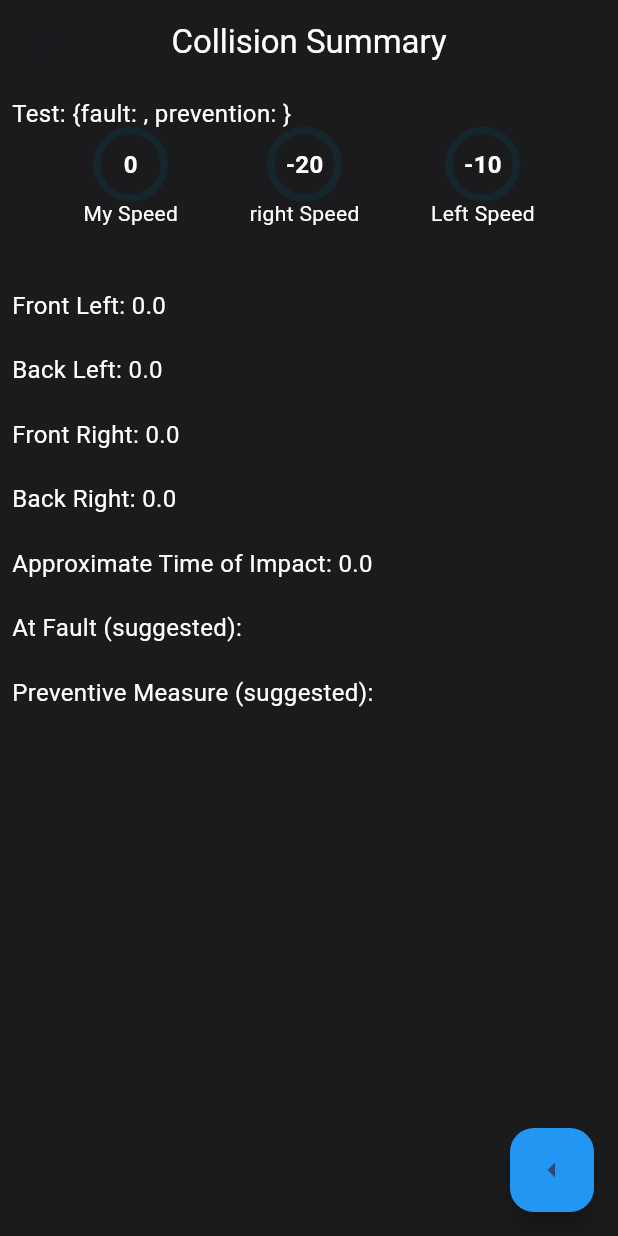
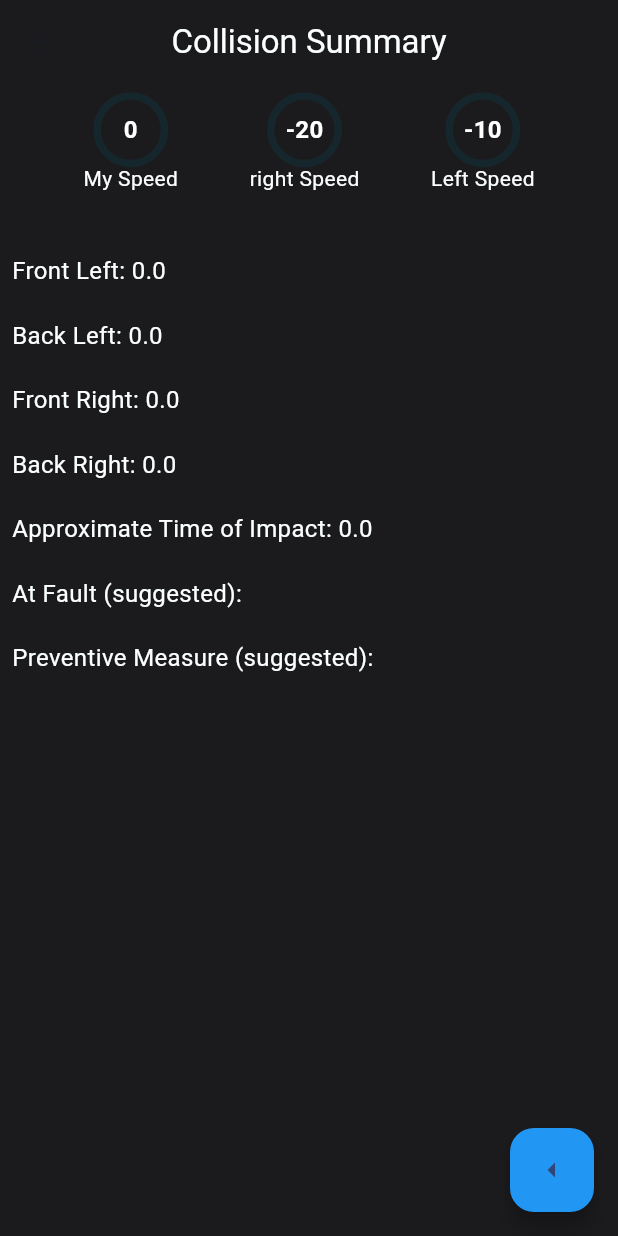
Before and after one commit to leonkoech/SafeSense, a Flutter app: the screen it shows after launch, after a tap on "Sedan", after a tap on the "arrow right" icon, on a phone screen of 412 x 824 dp. Run offline on Flutter 3.47's test engine with Material 3 defaults, Android fonts, the light colour scheme and no system bars; drawn by our look-alikes of simple_circular_progress_bar; our stand-ins replace audioplayers, flutter_blue_plus, fluttertoast, geolocator, permission_handler; missing offline and left inert: tflite_flutter; network calls fail.

Commit message:
collision updates

```diff
--- a/lib/components/CarBorder.dart
+++ b/lib/components/CarBorder.dart
@@ -46,9 +46,9 @@ class CircleBlurPainter extends CustomPainter {
 
 // TODO increase distance
   // max Distance for orange
-  double maxDistance = 1;
+  double maxDistance = 0.7;
   // min distance for red
-  double minDistance = 0.5;
+  double minDistance = 0.25;
 
   checkColor() {
     if (distance <= minDistance) {
--- a/lib/views/collision.dart
+++ b/lib/views/collision.dart
@@ -104,8 +104,8 @@ class _CollisionState extends State<Collision> {
       body: ListView(
         padding: const EdgeInsets.all(8),
         children: <Widget>[
-          Text('Test: ${_response}',
-              style: TextStyle(color: Color(0xFFFBFFFE), fontSize: 16)),
+          // Text('Test: ${_response}',
+          //     style: TextStyle(color: Color(0xFFFBFFFE), fontSize: 16)),
           Row(
             mainAxisSize: MainAxisSize.max,
             mainAxisAlignment: MainAxisAlignment.spaceEvenly,
--- a/lib/views/sensors.dart
+++ b/lib/views/sensors.dart
@@ -486,24 +486,6 @@ class _SensorsState extends State<Sensors> {
                           Colors.blue, // You can change the background color
                     ),
                   ),
-                  Container(
-                    margin: EdgeInsets.all(10),
-                    child: FloatingActionButton(
-                      onPressed: () {
-                        // _play();
-                        Navigator.push(
-                          context,
-                          MaterialPageRoute(
-                              // TODO remove const
-                              builder: (context) => PredictionWidget()),
-                        );
-                        // playAlert.value = true;
-                      },
-                      child: Icon(Icons.arrow_right), // You can change the icon
-                      backgroundColor:
-                          Colors.blue, // You can change the background color
-                    ),
-                  ),
                   // button third
 
                   // Add more buttons here
@@ -721,7 +703,7 @@ class _SensorRepresentationState extends State<SensorRepresentation> {
             // sensorData[SensorName(widget.device.remoteId.toString())]["value"] = (distance == 0.0)? null: distance;
 
             // Process received data here
-            bool triggered = distance > 0.0 && distance < 1.1;
+            bool triggered = distance > 0.0 && distance < 0.25;
             String current_sensor_name =
                 SensorName(widget.device.remoteId.toString());
             if (displaySensor(current_sensor_name)) {
```
